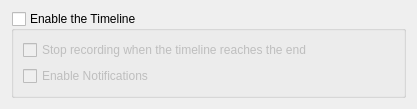
Qt form src/ui/timelineconfig.ui (hippich/recorditnow) before a commit.
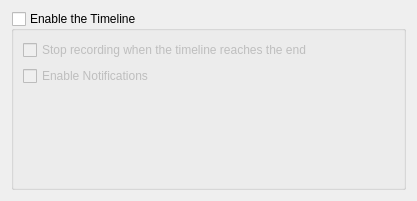
The same form after that commit.

What changed in the file:
```diff
--- a/src/ui/timelineconfig.ui
+++ b/src/ui/timelineconfig.ui
@@ -7,7 +7,7 @@
     <x>0</x>
     <y>0</y>
     <width>417</width>
-    <height>99</height>
+    <height>201</height>
    </rect>
   </property>
   <property name="windowTitle">
```
